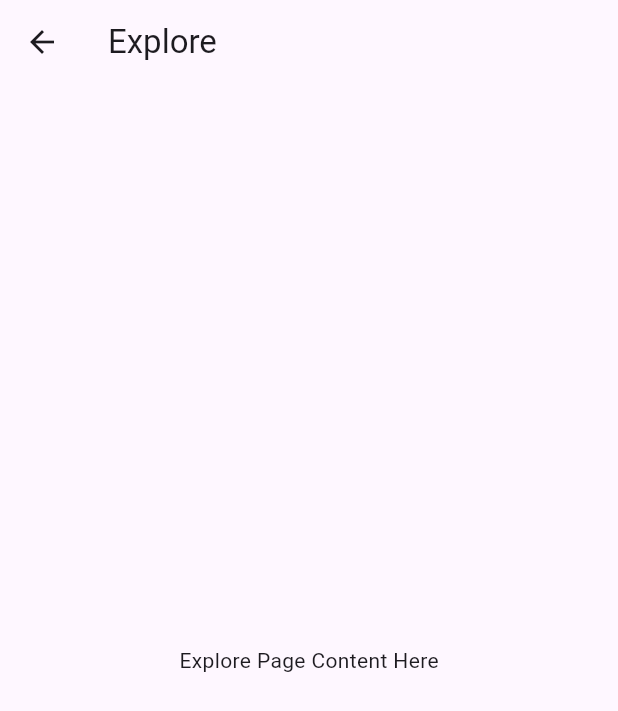
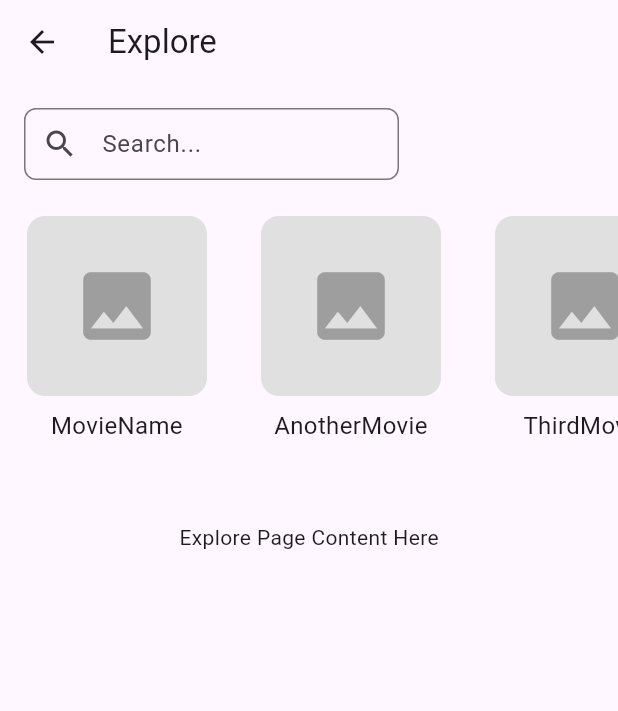
Before and after one commit to Robbo04/Flutter_GeekHobbyApp, a Flutter app: the ExplorePage screen opened directly, on a phone screen of 412 x 824 dp. Shown: the top 711 px of the screen. Run offline on Flutter 3.47's test engine with Material 3 defaults, Android fonts, the phone set to English and light mode, and no system bars; our stand-ins replace hive, hive_flutter; accounts and stored records are empty.

Commit message:
carousel for items

```diff
--- /dev/null
+++ b/app_geek_hobby_app/lib/Classes/Widgets/item_carousel.dart
@@ -0,0 +1,29 @@
+import 'package:flutter/material.dart';
+
+class ItemCarousel extends StatelessWidget {
+  final List<String> items;
+
+  const ItemCarousel({super.key, required this.items});
+
+  @override
+  Widget build(BuildContext context) {
+    return Container(
+      height: 200,
+      child: ListView.builder(
+        scrollDirection: Axis.horizontal,
+        itemCount: items.length,
+        itemBuilder: (context, index) {
+          return Container(
+            width: 150,
+            margin: const EdgeInsets.symmetric(horizontal: 8),
+            child: Card(
+              child: Center(
+                child: Text(items[index]),
+              ),
+            ),
+          );
+        },
+      ),
+    );
+  }
+}
--- a/app_geek_hobby_app/lib/Classes/movie.dart
+++ b/app_geek_hobby_app/lib/Classes/movie.dart
@@ -1,11 +1,11 @@
 import 'item.dart';
 import 'package:app_geek_hobby_app/Enums/AgeRatings/movie_age.dart';
-import 'package:app_geek_hobby_app/Enums/Genres/video_genre.dart';
+import 'package:app_geek_hobby_app/Enums/genres/video_genre.dart';
 
 class Movie extends Item {
   final List<VideoGenre> genres;
   final String director;
-  final String duration; // Duration in minutes
+  final int duration; // Duration in minutes
   final MovieAgeRating ageRating; // Age rating
   final double imdbRating; // IMDb or RT rating out of 10
 
--- a/app_geek_hobby_app/lib/Classes/show.dart
+++ b/app_geek_hobby_app/lib/Classes/show.dart
@@ -1,6 +1,6 @@
 import 'item.dart';
 import 'package:app_geek_hobby_app/Enums/AgeRatings/show_age.dart';
-import 'package:app_geek_hobby_app/Enums/Genres/video_genre.dart';
+import 'package:app_geek_hobby_app/Enums/genres/video_genre.dart';
 
 class Show extends Item {
   final List<VideoGenre> genres;
--- a/app_geek_hobby_app/lib/Pages/explore.dart
+++ b/app_geek_hobby_app/lib/Pages/explore.dart
@@ -1,3 +1,7 @@
+import 'package:app_geek_hobby_app/Classes/item.dart';
+import 'package:app_geek_hobby_app/Classes/movie.dart';
+import 'package:app_geek_hobby_app/Enums/genres/video_genre.dart';
+import 'package:app_geek_hobby_app/Enums/AgeRatings/movie_age.dart';
 import 'package:flutter/material.dart';
 
 class ExplorePage extends StatelessWidget {
@@ -5,12 +9,78 @@ class ExplorePage extends StatelessWidget {
 
   @override
   Widget build(BuildContext context) {
+    final List<Movie> moviesListTest = [
+      Movie(name: 'MovieName', studio: 'StudioName', yearReleased: 2004, genres: [VideoGenre.action, VideoGenre.adventure], director: 'DirectorName', duration: 120, ageRating: MovieAgeRating.pg, imdbRating: 7.5,),
+      Movie(name: 'AnotherMovie', studio: 'AnotherStudio', yearReleased: 2010, genres: [VideoGenre.comedy, VideoGenre.drama], director: 'AnotherDirector', duration: 90, ageRating: MovieAgeRating.fifteen, imdbRating: 6.8,),
+      Movie(name: 'ThirdMovie', studio: 'ThirdStudio', yearReleased: 2015, genres: [VideoGenre.horror, VideoGenre.thriller], director: 'ThirdDirector', duration: 100, ageRating: MovieAgeRating.eighteen, imdbRating: 8.0,),
+      Movie(name: 'FourthMovie', studio: 'FourthStudio', yearReleased: 2020, genres: [VideoGenre.sciFi, VideoGenre.fantasy], director: 'FourthDirector', duration: 110, ageRating: MovieAgeRating.pg, imdbRating: 7.2,),
+    ]; // Replace with actual data source
+
     return Scaffold(
       appBar: AppBar(
         title: const Text('Explore'),
       ),
-      body: const Center(
-        child: Text('Explore Page Content Here'),
+      body: Column(
+        crossAxisAlignment: CrossAxisAlignment.start,
+        children: [
+          Padding(
+            padding: const EdgeInsets.only(left: 16, top: 16, right: 16),
+            child: SizedBox(
+              width: 250,
+              child: TextField(
+                decoration: InputDecoration(
+                  hintText: 'Search...',
+                  prefixIcon: Icon(Icons.search),
+                  border: OutlineInputBorder(
+                    borderRadius: BorderRadius.circular(8),
+                  ),
+                  contentPadding: const EdgeInsets.symmetric(vertical: 0, horizontal: 8),
+                ),
+              ),
+            ),
+          ),
+          const SizedBox(height: 24),
+          SizedBox(
+            height: 180,
+            child: ListView.builder(
+              scrollDirection: Axis.horizontal,
+              itemCount: moviesListTest.length,
+              itemBuilder: (context, index) {
+                return Container(
+                  width: 140,
+                  margin: const EdgeInsets.symmetric(horizontal: 8),
+                  child: Column(
+                    children: [
+                      Container(
+                        height: 120,
+                        width: 120,
+                        decoration: BoxDecoration(
+                          color: Colors.grey[300],
+                          borderRadius: BorderRadius.circular(12),
+                        ),
+                        child: const Icon(
+                          Icons.image,
+                          size: 60,
+                          color: Colors.grey,
+                        ),
+                      ),
+                      const SizedBox(height: 8),
+                      Text(
+                        moviesListTest[index].name,
+                        style: const TextStyle(fontSize: 16),
+                        textAlign: TextAlign.center,
+                      ),
+                    ],
+                  ),
+                );
+              },
+            ),
+          ),
+          const SizedBox(height: 24),
+          const Center(
+            child: Text('Explore Page Content Here'),
+          ),
+        ],
       ),
     );
   }
```
